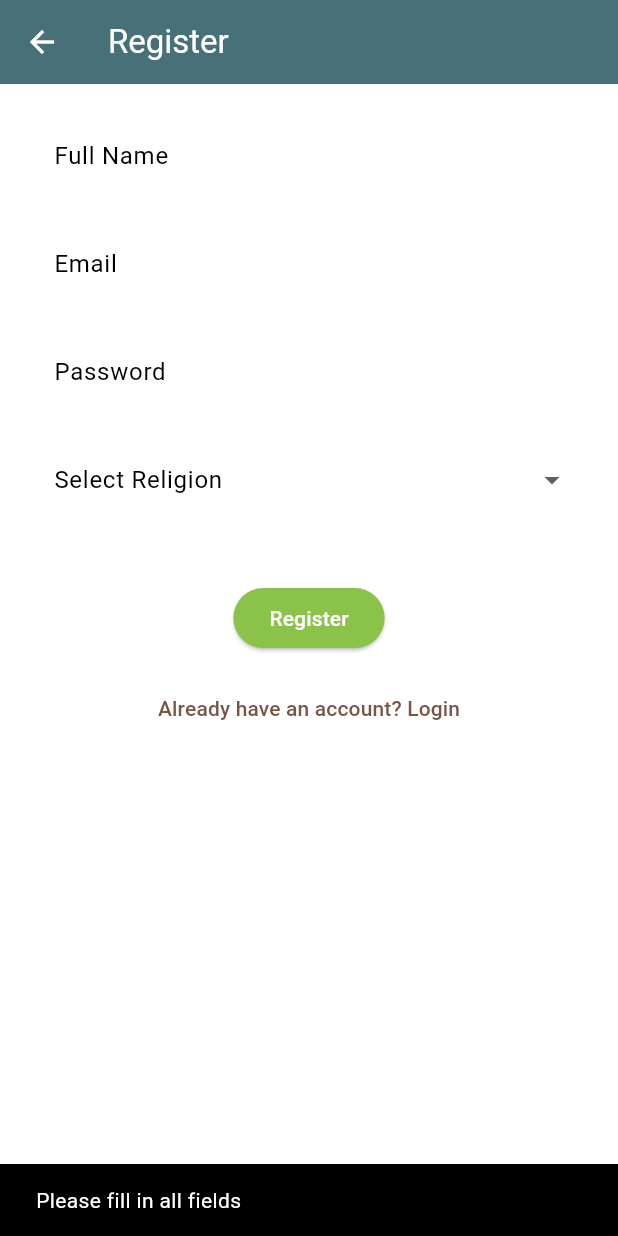
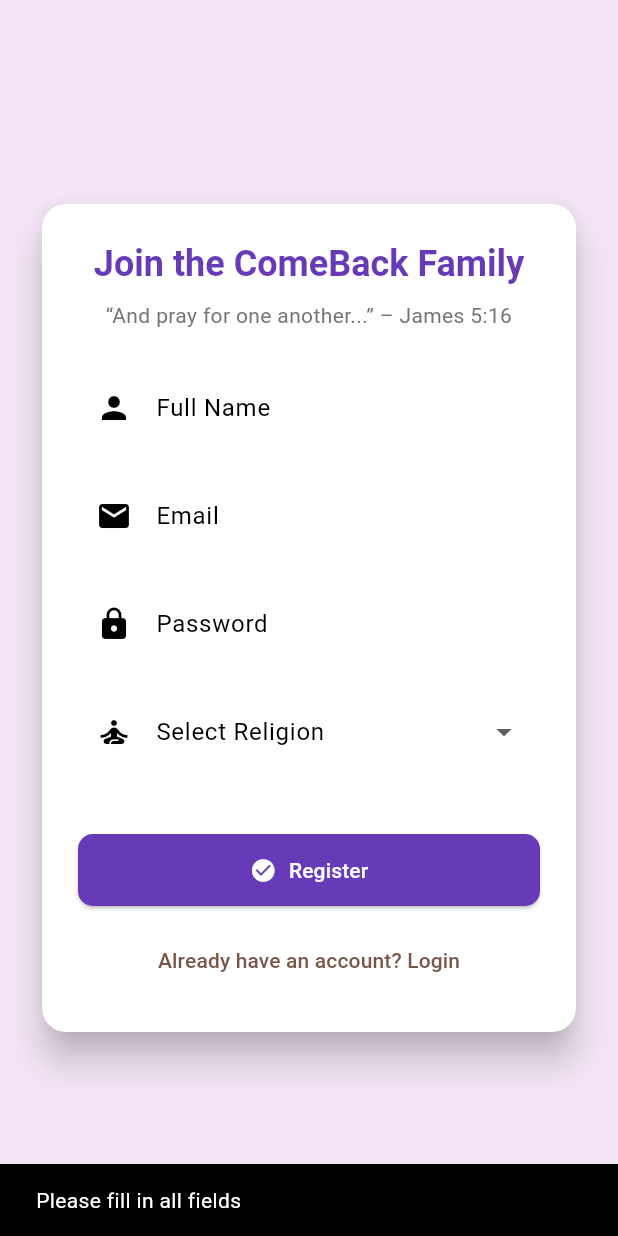
Before and after one commit to tadeowen/comeback, a Flutter app: the RegisterScreen screen opened by its route, after a tap on "Register", on a phone screen of 412 x 824 dp. Run offline on Flutter 3.47's test engine with Material 3 defaults, Android fonts, the phone set to English and light mode, and no system bars; our stand-ins replace cloud_firestore, firebase_auth, firebase_core, firebase_storage, image_picker; accounts and stored records are empty; statements that could not run were skipped.

Commit message:
Update register_screen.dart

```diff
--- a/lib/features/login/register_screen.dart
+++ b/lib/features/login/register_screen.dart
@@ -208,10 +208,11 @@
 import 'package:flutter/material.dart';
 import 'package:firebase_auth/firebase_auth.dart';
 import 'package:cloud_firestore/cloud_firestore.dart';
+
 import '../home/home_screen.dart';
 import '../home/islam_home_screen.dart';
 import '../home/priest_home_screen.dart';
-import '../home/imam_home_screen.dart'; // Make sure this file exists
+import '../home/imam_home_screen.dart';
 
 class RegisterScreen extends StatefulWidget {
   const RegisterScreen({super.key});
@@ -224,6 +225,7 @@
   final _nameController = TextEditingController();
   final _emailController = TextEditingController();
   final _passwordController = TextEditingController();
+
   String? _selectedReligion;
   String? _selectedRole;
   bool _isLoading = false;
@@ -231,6 +233,12 @@
   final List<String> _religions = ['Christianity', 'Islam'];
   final List<String> _christianRoles = ['Student', 'Priest'];
   final List<String> _islamRoles = ['Student', 'Imam'];
+
+  List<String> get _currentRoles {
+    if (_selectedReligion == 'Christianity') return _christianRoles;
+    if (_selectedReligion == 'Islam') return _islamRoles;
+    return [];
+  }
 
   bool _isValidEmail(String email) {
     final emailRegex = RegExp(r'^[\w-\.]+@([\w-]+\.)+[\w-]{2,4}$');
@@ -257,7 +265,7 @@
 
     if (!_isValidEmail(email)) {
       ScaffoldMessenger.of(context).showSnackBar(
-        const SnackBar(content: Text('Please enter a valid email address')),
+        const SnackBar(content: Text('Please enter a valid email')),
       );
       return;
     }
@@ -272,8 +280,11 @@
     setState(() => _isLoading = true);
 
     try {
-      final userCred = await FirebaseAuth.instance
-          .createUserWithEmailAndPassword(email: email, password: password);
+      final userCred =
+          await FirebaseAuth.instance.createUserWithEmailAndPassword(
+        email: email,
+        password: password,
+      );
 
       await FirebaseFirestore.instance
           .collection('users')
@@ -286,139 +297,194 @@
         'createdAt': Timestamp.now(),
       });
 
-      // Navigate based on religion and role
       if (religion == 'Christianity') {
         if (role == 'Student') {
-          Navigator.pushReplacement(
-            context,
-            MaterialPageRoute(builder: (_) => HomeScreen(studentName: name)),
-          );
-        } else if (role == 'Priest') {
+          Navigator.pushReplacement(context,
+              MaterialPageRoute(builder: (_) => HomeScreen(studentName: name)));
+        } else {
           Navigator.pushReplacement(
               context,
               MaterialPageRoute(
-                builder: (_) => PriestHomeScreen(priestName: name)),
-          );
+                  builder: (_) => PriestHomeScreen(priestName: name)));
         }
-      } else if (religion == 'Islam') {
+      } else {
         if (role == 'Student') {
           Navigator.pushReplacement(
               context,
               MaterialPageRoute(
-                builder: (_) => IslamHomeScreen(studentName: name)),
-          );
-        } else if (role == 'Imam') {
+                  builder: (_) => IslamHomeScreen(studentName: name)));
+        } else {
           Navigator.pushReplacement(
               context,
-            MaterialPageRoute(builder: (_) => ImamHomeScreen(imamName: name)),
-          );
+              MaterialPageRoute(
+                  builder: (_) => ImamHomeScreen(imamName: name)));
         }
-      } else {
-        Navigator.pushReplacementNamed(context, '/');
       }
     } on FirebaseAuthException catch (e) {
-      String message = 'Registration failed';
-      debugPrint('FirebaseAuthException: ${e.code} - ${e.message}');
+      String msg = 'Registration failed';
       switch (e.code) {
         case 'email-already-in-use':
-          message = 'This email is already registered.';
+          msg = 'Email already in use.';
           break;
         case 'invalid-email':
-          message = 'Invalid email address.';
+          msg = 'Invalid email.';
           break;
         case 'weak-password':
-          message = 'Password is too weak.';
-          break;
-        case 'operation-not-allowed':
-          message = 'Email/password accounts are not enabled.';
+          msg = 'Weak password.';
           break;
       }
+      ScaffoldMessenger.of(context).showSnackBar(SnackBar(content: Text(msg)));
+    } catch (e) {
       ScaffoldMessenger.of(context)
-          .showSnackBar(SnackBar(content: Text(message)));
-    } on FirebaseException catch (e) {
-      debugPrint('Firestore FirebaseException: ${e.code} - ${e.message}');
-      ScaffoldMessenger.of(context).showSnackBar(
-        SnackBar(content: Text('Database error: ${e.message}')),
-      );
-    } catch (e) {
-      debugPrint('General error: $e');
-      ScaffoldMessenger.of(context).showSnackBar(
-        SnackBar(content: Text('Unexpected error: $e')),
-      );
+          .showSnackBar(SnackBar(content: Text('Unexpected error: $e')));
     } finally {
       setState(() => _isLoading = false);
     }
   }
 
-  List<String> get _currentRoles {
-    if (_selectedReligion == 'Christianity') return _christianRoles;
-    if (_selectedReligion == 'Islam') return _islamRoles;
-    return [];
-  }
-
   @override
   Widget build(BuildContext context) {
+    final theme = Theme.of(context).textTheme;
+
     return Scaffold(
-      appBar: AppBar(title: const Text('Register')),
-      body: SingleChildScrollView(
-        padding: const EdgeInsets.all(20),
+      backgroundColor: Colors.purple.shade50,
+      body: Center(
+        child: SingleChildScrollView(
+          padding: const EdgeInsets.all(24),
+          child: Card(
+            elevation: 10,
+            shape:
+                RoundedRectangleBorder(borderRadius: BorderRadius.circular(16)),
+            child: Padding(
+              padding: const EdgeInsets.all(24),
               child: Column(
+                crossAxisAlignment: CrossAxisAlignment.stretch,
                 children: [
+                  Text(
+                    'Join the ComeBack Family',
+                    style: theme.headlineSmall?.copyWith(
+                        fontWeight: FontWeight.bold, color: Colors.deepPurple),
+                    textAlign: TextAlign.center,
+                  ),
+                  const SizedBox(height: 8),
+                  Text(
+                    '“And pray for one another...” – James 5:16',
+                    style: TextStyle(color: Colors.grey[600]),
+                    textAlign: TextAlign.center,
+                  ),
+                  const SizedBox(height: 24),
+
+                  // Name
                   TextField(
                     controller: _nameController,
-              decoration: const InputDecoration(labelText: 'Full Name'),
+                    decoration: InputDecoration(
+                      labelText: 'Full Name',
+                      prefixIcon: const Icon(Icons.person),
+                      border: OutlineInputBorder(
+                          borderRadius: BorderRadius.circular(10)),
+                    ),
                   ),
                   const SizedBox(height: 16),
+
+                  // Email
                   TextField(
                     controller: _emailController,
                     keyboardType: TextInputType.emailAddress,
-              decoration: const InputDecoration(labelText: 'Email'),
+                    decoration: InputDecoration(
+                      labelText: 'Email',
+                      prefixIcon: const Icon(Icons.email),
+                      border: OutlineInputBorder(
+                          borderRadius: BorderRadius.circular(10)),
+                    ),
                   ),
                   const SizedBox(height: 16),
+
+                  // Password
                   TextField(
                     controller: _passwordController,
                     obscureText: true,
-              decoration: const InputDecoration(labelText: 'Password'),
+                    decoration: InputDecoration(
+                      labelText: 'Password',
+                      prefixIcon: const Icon(Icons.lock),
+                      border: OutlineInputBorder(
+                          borderRadius: BorderRadius.circular(10)),
+                    ),
                   ),
                   const SizedBox(height: 16),
+
+                  // Religion dropdown
                   DropdownButtonFormField<String>(
                     value: _selectedReligion,
-              items: _religions
-                  .map((religion) =>
-                      DropdownMenuItem(value: religion, child: Text(religion)))
-                  .toList(),
+                    decoration: InputDecoration(
+                      labelText: 'Select Religion',
+                      prefixIcon: const Icon(Icons.self_improvement),
+                      border: OutlineInputBorder(
+                          borderRadius: BorderRadius.circular(10)),
+                    ),
+                    items: _religions.map((religion) {
+                      return DropdownMenuItem(
+                          value: religion, child: Text(religion));
+                    }).toList(),
                     onChanged: (value) {
                       setState(() {
                         _selectedReligion = value;
                         _selectedRole = null;
                       });
                     },
-              decoration: const InputDecoration(labelText: 'Select Religion'),
                   ),
                   const SizedBox(height: 16),
+
+                  // Role dropdown (based on religion)
                   if (_selectedReligion != null)
                     DropdownButtonFormField<String>(
                       value: _selectedRole,
-                items: _currentRoles
-                    .map((role) =>
-                        DropdownMenuItem(value: role, child: Text(role)))
-                    .toList(),
-                onChanged: (value) => setState(() => _selectedRole = value),
-                decoration: const InputDecoration(labelText: 'Select Role'),
+                      decoration: InputDecoration(
+                        labelText: 'Select Role',
+                        prefixIcon: const Icon(Icons.emoji_people),
+                        border: OutlineInputBorder(
+                            borderRadius: BorderRadius.circular(10)),
                       ),
+                      items: _currentRoles.map((role) {
+                        return DropdownMenuItem(value: role, child: Text(role));
+                      }).toList(),
+                      onChanged: (value) =>
+                          setState(() => _selectedRole = value),
+                    ),
+
                   const SizedBox(height: 24),
-            ElevatedButton(
+
+                  // Register Button
+                  ElevatedButton.icon(
                     onPressed: _isLoading ? null : _register,
-              child: Text(_isLoading ? 'Registering...' : 'Register'),
+                    icon: _isLoading
+                        ? const SizedBox(
+                            width: 18,
+                            height: 18,
+                            child: CircularProgressIndicator(
+                                strokeWidth: 2, color: Colors.white),
+                          )
+                        : const Icon(Icons.check_circle),
+                    label: Text(_isLoading ? 'Registering...' : 'Register'),
+                    style: ElevatedButton.styleFrom(
+                      backgroundColor: Colors.deepPurple,
+                      padding: const EdgeInsets.symmetric(vertical: 14),
+                      shape: RoundedRectangleBorder(
+                          borderRadius: BorderRadius.circular(10)),
                     ),
+                  ),
+
                   const SizedBox(height: 12),
+
                   TextButton(
                     onPressed: () {
                       Navigator.pushReplacementNamed(context, '/');
                     },
-              child: const Text("Already have an account? Login"),
+                    child: const Text('Already have an account? Login'),
                   ),
                 ],
+              ),
+            ),
+          ),
         ),
       ),
     );
```
Lines whose indentation alone changed are shown as unchanged.
